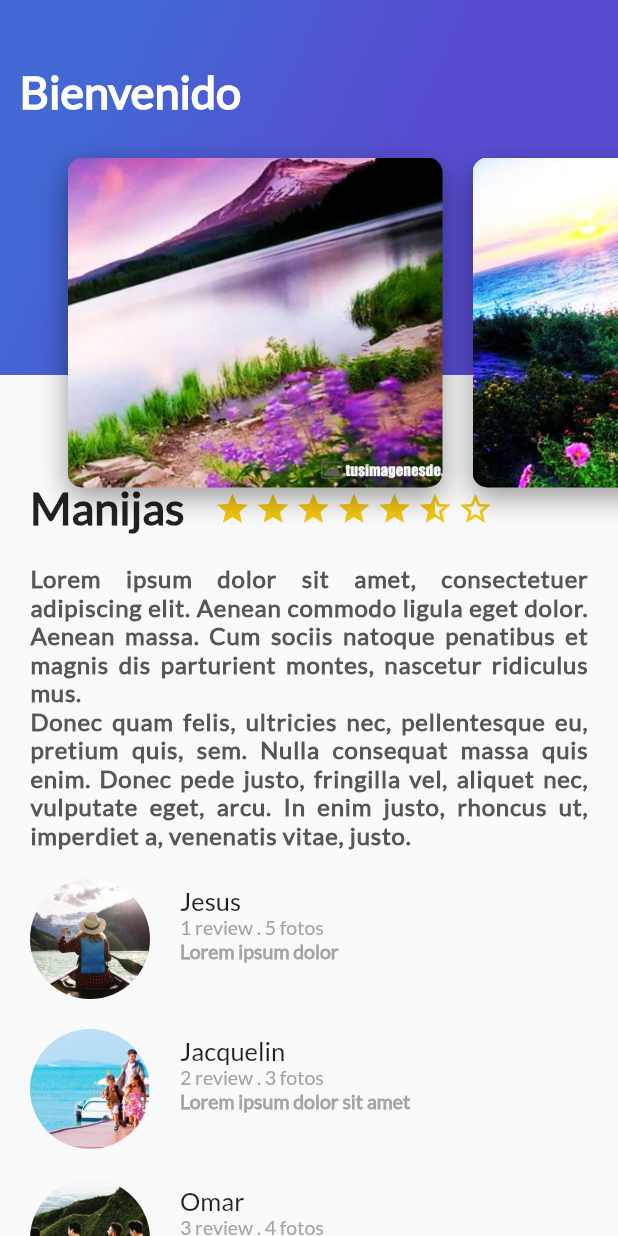
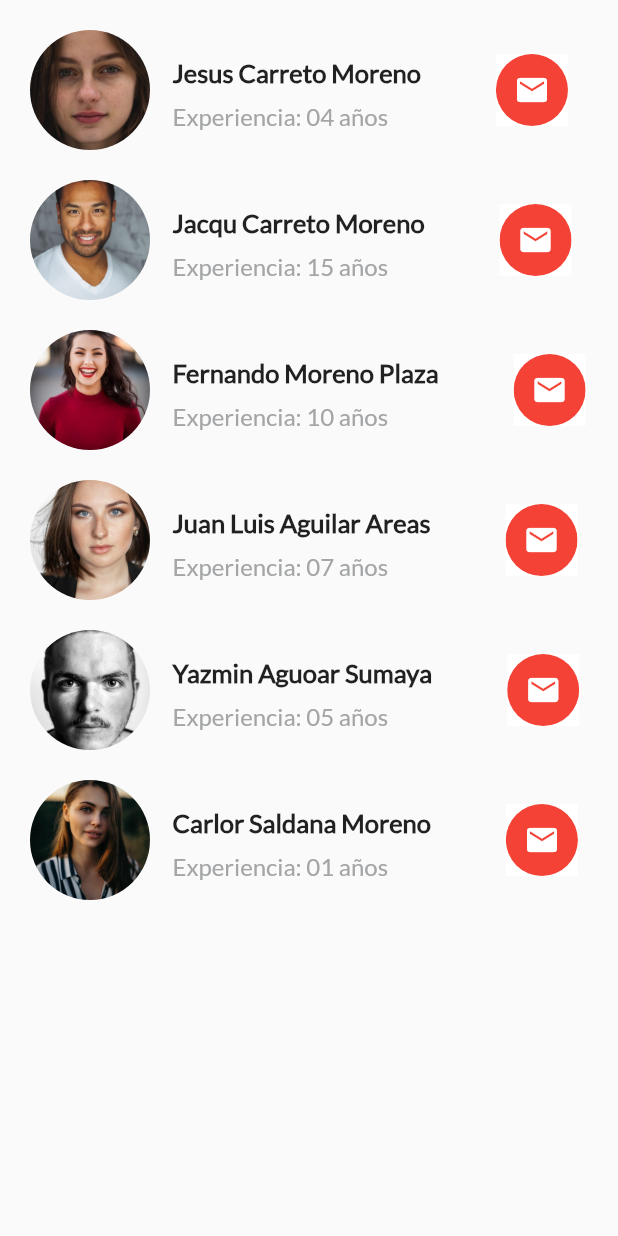
Before and after one commit to ilhuicaminaTenoch/flutter-app, a Flutter app: the screen it shows after launch, on a phone screen of 412 x 824 dp. Run offline on Flutter 3.47's test engine with Material 2 defaults, Android fonts, the phone set to English and light mode, and no system bars.

Commit message:
Se termina lista de contactos

```diff
--- /dev/null
+++ b/lib/list_contants/contacts.dart
@@ -0,0 +1,76 @@
+import 'package:flutter/material.dart';
+
+class Contact extends StatelessWidget {
+  String pathImage = "asset/img/viaje01.jpg";
+  String nombre = "Varuna Yasas";
+  String detalles = "1 review 5 fotos";
+
+  Contact(this.pathImage, this.nombre, this.detalles);
+
+  @override
+  Widget build(BuildContext context) {
+    // TODO: implement build
+
+    final experiencia = Container(
+      margin: EdgeInsets.only(top: 10.0, left: 15.0),
+      child: Text(
+        detalles,
+        textAlign: TextAlign.left,
+        style: TextStyle(
+            fontFamily: "Lato", fontSize: 16.0, color: Color(0xFFa3a5a7)),
+      ),
+    );
+
+    final nombreUsuario = Container(
+      margin: EdgeInsets.only(left: 15.0, top: 25.0),
+      child: Text(
+        nombre,
+        textAlign: TextAlign.left,
+        style: TextStyle(
+            fontFamily: "Lato", fontSize: 17.0, fontWeight: FontWeight.bold),
+      ),
+    );
+
+    final detallesUsuario = Column(
+      crossAxisAlignment: CrossAxisAlignment.start,
+      children: <Widget>[
+        nombreUsuario,
+        experiencia,
+      ],
+    );
+
+    final foto = Container(
+      margin: EdgeInsets.only(top: 20.0, left: 20.0),
+      width: 80.0,
+      height: 80.0,
+      decoration: BoxDecoration(
+          shape: BoxShape.circle,
+          image:
+              DecorationImage(fit: BoxFit.cover, image: AssetImage(pathImage))),
+    );
+
+    final icono = Container(
+      margin: EdgeInsets.only(top: 20.0, left: 50.0),
+      child: Material(
+        color: Colors.white,
+        child: Center(
+          child: Ink(
+            decoration: const ShapeDecoration(
+              color: Colors.red,
+              shape: CircleBorder(),
+            ),
+            child: IconButton(
+              icon: Icon(Icons.email),
+              color: Colors.white,
+              onPressed: () {},
+            ),
+          ),
+        ),
+      ),
+    );
+
+    return Row(
+      children: <Widget>[foto, detallesUsuario, icono],
+    );
+  }
+}
--- /dev/null
+++ b/lib/list_contants/list_contacts.dart
@@ -0,0 +1,22 @@
+import 'package:flutter/material.dart';
+import 'contacts.dart';
+
+class ListContacts extends StatelessWidget{
+  @override
+  Widget build(BuildContext context) {
+    // TODO: implement build
+    return Column(
+      crossAxisAlignment: CrossAxisAlignment.start,
+      children: <Widget>[
+        Contact("assets/img/face/cara-1.jpeg", "Jesus Carreto Moreno", "Experiencia: 04 años"),
+        Contact("assets/img/face/cara-2.jpeg", "Jacqu Carreto Moreno", "Experiencia: 15 años"),
+        Contact("assets/img/face/cara-3.jpeg", "Fernando Moreno Plaza", "Experiencia: 10 años"),
+        Contact("assets/img/face/cara-4.jpeg", "Juan Luis Aguilar Areas", "Experiencia: 07 años"),
+        Contact("assets/img/face/cara-5.jpeg", "Yazmin Aguoar Sumaya", "Experiencia: 05 años"),
+        Contact("assets/img/face/cara-6.jpeg", "Carlor Saldana Moreno", "Experiencia: 01 años"),
+
+      ],
+    );
+  }
+
+}
--- a/lib/main.dart
+++ b/lib/main.dart
@@ -3,6 +3,7 @@ import 'description_place.dart';
 import 'review_list.dart';
 import 'gradient_back.dart';
 import 'header_appbar.dart';
+import 'list_contants/list_contacts.dart';
 void main() => runApp(MyApp());
 
 class MyApp extends StatelessWidget {
@@ -18,7 +19,7 @@ class MyApp extends StatelessWidget {
       ),
       home: Scaffold(
         //body: new DescriptionPlace(descripcion, nombre, estrellas)
-        body: Stack(
+        /*body: Stack(
           children: <Widget>[
             ListView(
               children: <Widget>[
@@ -28,7 +29,16 @@ class MyApp extends StatelessWidget {
             ),
             HeaderAppBar()
           ],
-        )
+        )*/
+        body: Stack(
+          children: <Widget>[
+            ListView(
+              children: <Widget>[
+                ListContacts()
+              ],
+            )
+          ],
+        ),
       )
     );
   }
--- a/pubspec.yaml
+++ b/pubspec.yaml
@@ -77,6 +77,12 @@ flutter:
      - assets/img/paisajes-bonitos-4.jpg
      - assets/img/paisajes-bonitos-5.jpg
      - assets/img/paisajes-bonitos-6.jpg
+     - assets/img/face/cara-1.jpeg
+     - assets/img/face/cara-2.jpeg
+     - assets/img/face/cara-3.jpeg
+     - assets/img/face/cara-4.jpeg
+     - assets/img/face/cara-5.jpeg
+     - assets/img/face/cara-6.jpeg
    fonts:
      - family: Lato
        fonts:
```
Also changed, not shown: lib/button_purple.dart (added, +53 -0 lines), lib/description_place.dart (+7 -1 lines), assets/img/face/cara-1.jpeg (added), assets/img/face/cara-2.jpeg (added), assets/img/face/cara-3.jpeg (added), assets/img/face/cara-4.jpeg (added), assets/img/face/cara-5.jpeg (added), assets/img/face/cara-6.jpeg (added).
